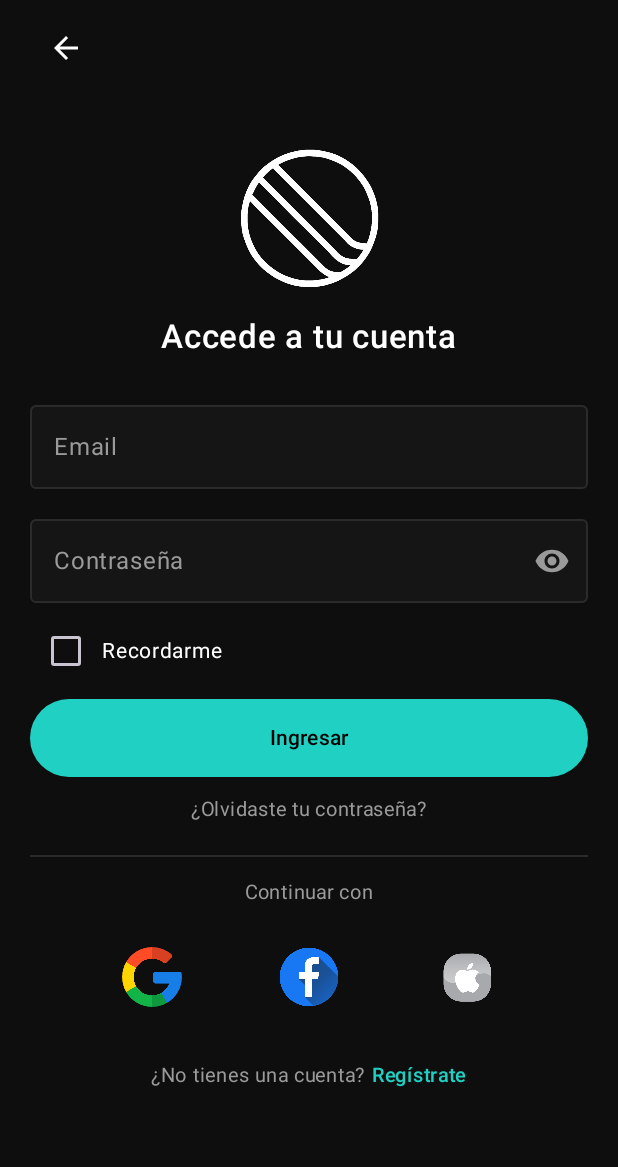
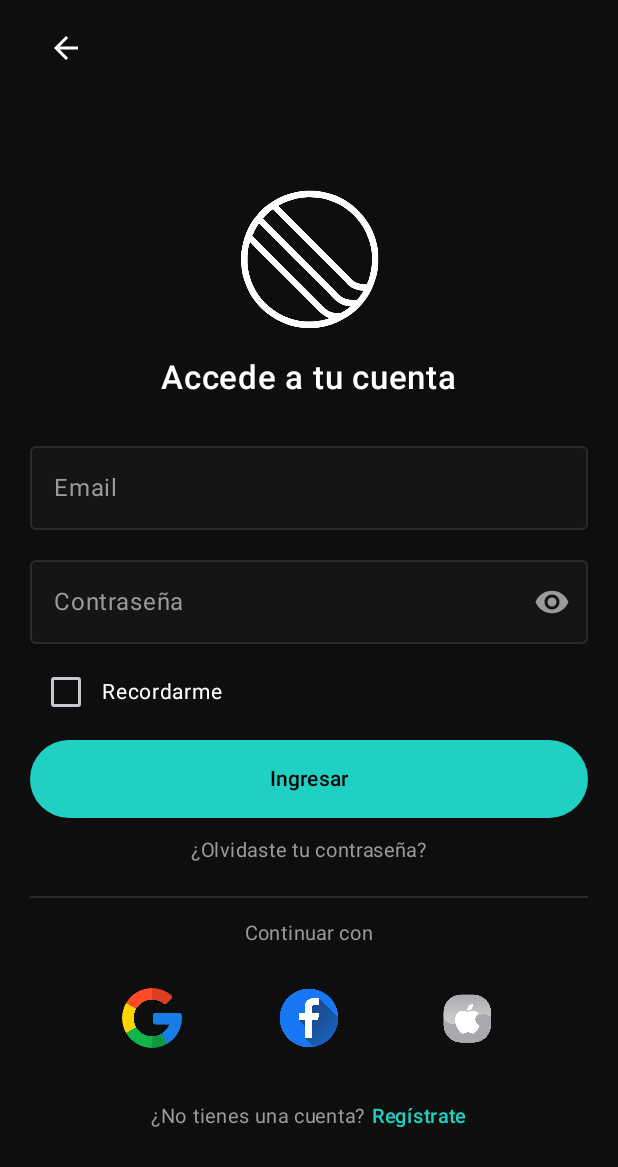
Before and after one commit to SPMBC11/Proyecto_Movil, an Android app built with Jetpack Compose: the @Preview function LoginScreenPreview, on a phone screen of 412 x 824 dp. Shown: the top 1167 px of the screen. Run offline under Robolectric (Android 15) with nearby library versions, the light colour scheme and no system bars.

Commit message:
organizacion de codigo

```diff
--- a/app/src/main/java/com/example/proyecto_movil/screen/LogInScreen.kt
+++ b/app/src/main/java/com/example/proyecto_movil/screen/LogInScreen.kt
@@ -5,6 +5,7 @@ import androidx.compose.foundation.Image
 import androidx.compose.foundation.background
 import androidx.compose.foundation.border
 import androidx.compose.foundation.clickable
+import androidx.compose.foundation.horizontalScroll
 import androidx.compose.foundation.layout.*
 import androidx.compose.foundation.shape.CircleShape
 import androidx.compose.foundation.shape.RoundedCornerShape
@@ -19,6 +20,7 @@ import androidx.compose.ui.Modifier
 import androidx.compose.ui.draw.clip
 import androidx.compose.ui.graphics.Brush
 import androidx.compose.ui.graphics.Color
+import androidx.compose.ui.input.pointer.motionEventSpy
 import androidx.compose.ui.res.painterResource
 import androidx.compose.ui.res.stringResource
 import androidx.compose.ui.text.font.FontWeight
@@ -49,31 +51,28 @@ fun LoginScreen(
 
     val bg = Color(0xFF0E0E0E)
     val card = Color(0xFF151515)
-    val accent = Color(0xFF20D0C2)
     val fieldText = Color(0xFFEDEDED)
     val hint = Color(0xFF9A9A9A)
+    val accent = Color(0xFF20D0C2)
 
-    Box(
+    Column(
         modifier = Modifier
             .fillMaxSize()
             .background(bg)
-            .padding(horizontal = 20.dp)
+            .padding(horizontal = 20.dp),
+        horizontalAlignment = Alignment.CenterHorizontally
     ) {
         // Back button
         IconButton(
             onClick = onBack,
             modifier = Modifier
-                .align(Alignment.TopStart)
+                .align(Alignment.Start)
                 .padding(top = 8.dp)
         ) {
             Icon(Icons.Default.ArrowBack, contentDescription = "Atrás", tint = Color.White)
         }
+        Spacer(modifier = Modifier.weight(1f))
 
-        Column(
-            modifier = Modifier
-                .fillMaxWidth()
-                .align(Alignment.Center)
-            , horizontalAlignment = Alignment.CenterHorizontally) {
             // Logo placeholder (circle with 3 diagonal lines)
             Image(
                 painter = painterResource(id = R.drawable.logo),
@@ -151,6 +150,40 @@ fun LoginScreen(
                 fontSize = 13.sp
             )
             Spacer(Modifier.height(12.dp))
+            SocialButtons()
+            Spacer(Modifier.height(22.dp))
+            RegisterOrCreateAccount()
+
+
+        Spacer(Modifier.weight(1f))
+    }
+}
+
+@Composable
+fun RegisterOrCreateAccount(
+    modifier: Modifier = Modifier,
+){
+    val accent = Color(0xFF20D0C2)
+    val hint = Color(0xFF9A9A9A)
+
+    Row(
+        modifier = modifier
+    ) {
+        Text(stringResource(R.string.no_tienes_una_cuenta), color = hint, fontSize = 13.sp)
+        Text(
+            stringResource(R.string.reg_strate),
+            color = accent,
+            fontSize = 13.sp,
+            fontWeight = FontWeight.SemiBold,
+            modifier = Modifier.clickable { }
+        )
+    }
+}
+
+@Composable
+private fun SocialButtons(
+    modifier: Modifier = Modifier
+){
     Row(
         horizontalArrangement = Arrangement.SpaceEvenly,
         modifier = Modifier
@@ -165,20 +198,6 @@ fun LoginScreen(
         }
         IconButton(onClick = { /* Apple */ }) {
             Icon(painter = painterResource(id = R.drawable.manzana), contentDescription = "Apple", tint = Color.Unspecified)
-                }
-            }
-
-            Spacer(Modifier.height(22.dp))
-            Row {
-                Text(stringResource(R.string.no_tienes_una_cuenta), color = hint, fontSize = 13.sp)
-                Text(
-                    stringResource(R.string.reg_strate),
-                    color = accent,
-                    fontSize = 13.sp,
-                    fontWeight = FontWeight.SemiBold,
-                    modifier = Modifier.clickable { onRegister() }
-                )
-            }
         }
     }
 }
```
Lines whose indentation alone changed are shown as unchanged.
